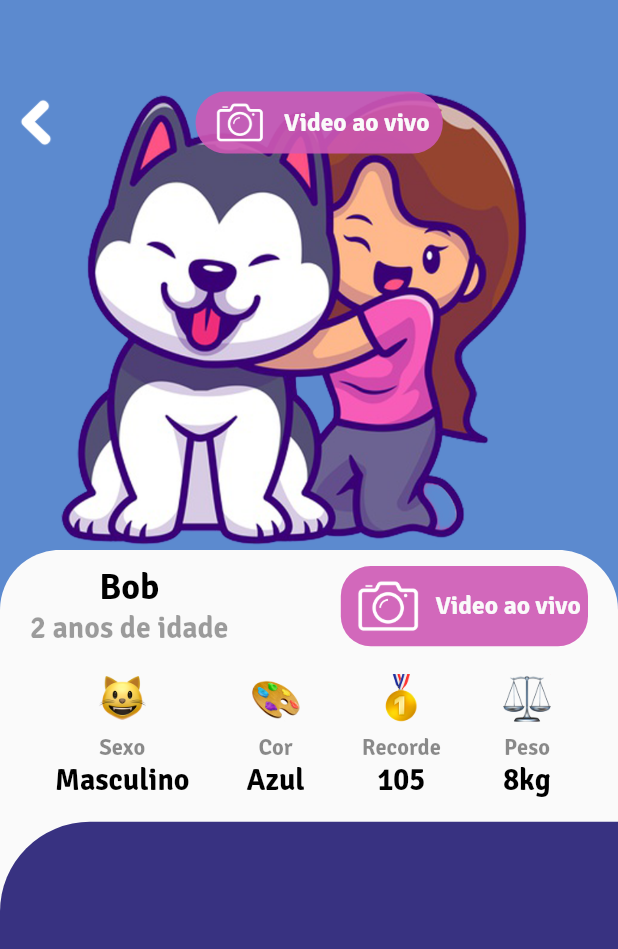
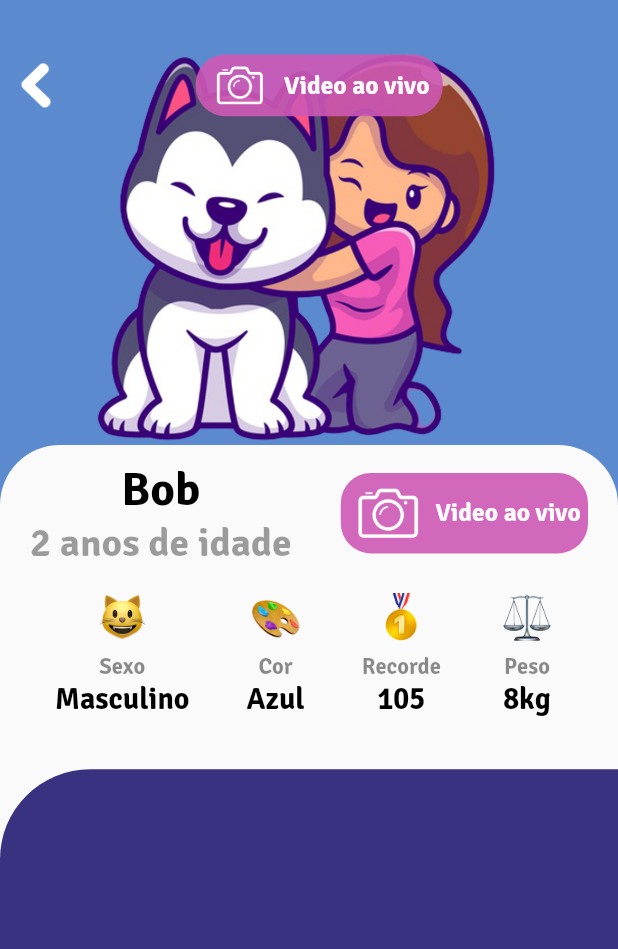
Before and after one commit to Anfacibry/beloPasseio, a Flutter app: the PageDetalhePasseio screen opened by its route, on a phone screen of 412 x 824 dp. Shown: the top 949 px of the screen. Run offline on Flutter 3.47's test engine with Material 2 defaults, Android fonts, the phone set to English and light mode, and no system bars.

Commit message:
atualizando pages

```diff
--- a/lib/pages/page_detalhe_passeio.dart
+++ b/lib/pages/page_detalhe_passeio.dart
@@ -2,8 +2,8 @@ import 'package:belopasseio/constantes.dart';
 import 'package:belopasseio/models/botaoFoto.dart';
 import 'package:belopasseio/models/colunaTextos.dart';
 import 'package:belopasseio/models/mediaQuery.dart';
-import 'package:belopasseio/routes/rotas.dart';
 import 'package:flutter/material.dart';
+import 'package:flutter/rendering.dart';
 
 class PageDetalhePasseio extends StatelessWidget {
   const PageDetalhePasseio({Key? key}) : super(key: key);
@@ -17,12 +17,19 @@ class PageDetalhePasseio extends StatelessWidget {
         height: altura,
         width: largura,
         child: Padding(
-          padding: EdgeInsets.only(top: altura * 0.07),
+          padding: EdgeInsets.only(top: altura * 0.04),
           child: Column(
             children: [
-              Stack(
+              Expanded(
+                child: Stack(
                   children: [
-                  Image.asset(SLOGAN),
+                    Center(
+                      child: Image.asset(
+                        SLOGAN,
+                        height: altura * 0.5,
+                        width: altura * 0.5,
+                      ),
+                    ),
                     Row(
                       children: [
                         Padding(
@@ -30,8 +37,7 @@ class PageDetalhePasseio extends StatelessWidget {
                           child: IconButton(
                             icon: Image.asset(VOLTAR),
                             onPressed: () {
-                            Navigator.popAndPushNamed(
-                                context, AppRoutes.ROTA_HOME);
+                              Navigator.pop(context);
                             },
                           ),
                         ),
@@ -43,8 +49,14 @@ class PageDetalhePasseio extends StatelessWidget {
                     ),
                   ],
                 ),
+              ),
               Expanded(
-                child: Container(
+                flex: 2,
+                child: LayoutBuilder(
+                  //LayoutBuilder faz com que conseguimos atravez do
+                  //constraints, pegar o tamanho do widget que está envolvendo
+                  builder: (ctx, constraints) {
+                    return Container(
                       child: Stack(
                         children: [
                           Container(
@@ -71,14 +83,16 @@ class PageDetalhePasseio extends StatelessWidget {
                                         centro: true,
                                         textoPrincipal: "Bob",
                                         textoSecundario: "2 anos de idade",
-                                    tamanhoTextoPrincipal: 24,
+                                        tamanhoTextoPrincipal:
+                                            constraints.maxHeight * 0.06,
                                         corTextoPrincipal: Colors.black,
                                         corTextoSecundario: Colors.black38,
-                                    tamanhoTextoSecundario: 20,
+                                        tamanhoTextoSecundario:
+                                            constraints.maxHeight * 0.05,
                                         icone: Container(),
                                       ),
                                       BotaoFoto(
-                                    largura: largura,
+                                        largura: constraints.maxWidth * 1,
                                         alturaMultiplicada: 0.13,
                                       ),
                                     ],
@@ -153,9 +167,9 @@ class PageDetalhePasseio extends StatelessWidget {
                             ),
                           ),
                           Positioned(
-                        top: altura * 0.22,
+                            top: constraints.maxHeight * 0.41,
                             child: Container(
-                          height: altura * 0.4,
+                              height: constraints.maxHeight * 0.8,
                               width: largura,
                               decoration: BoxDecoration(
                                 borderRadius: BorderRadius.only(
@@ -167,6 +181,8 @@ class PageDetalhePasseio extends StatelessWidget {
                           ),
                         ],
                       ),
+                    );
+                  },
                 ),
               ),
             ],
```
Lines whose indentation alone changed are shown as unchanged.
